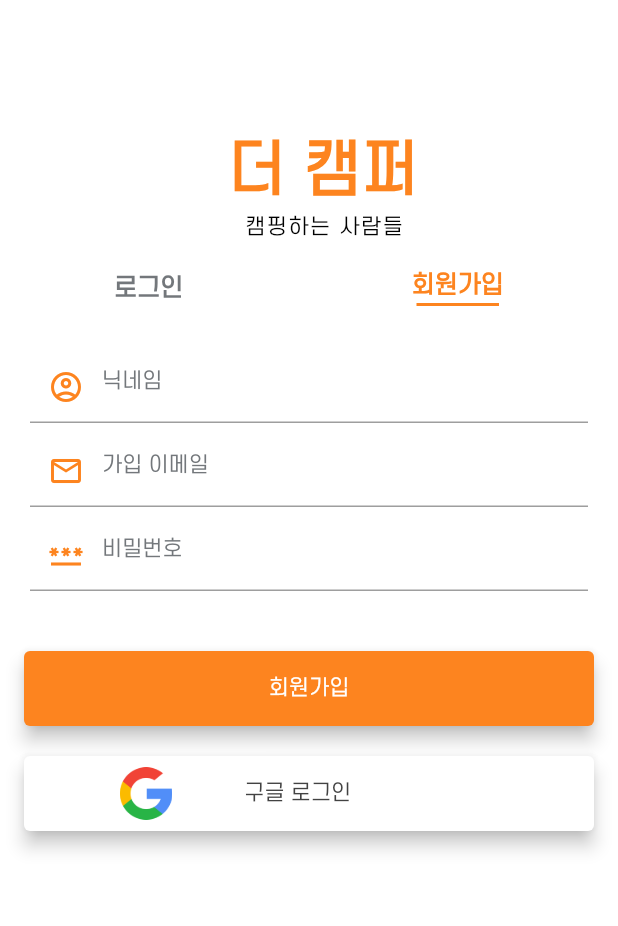
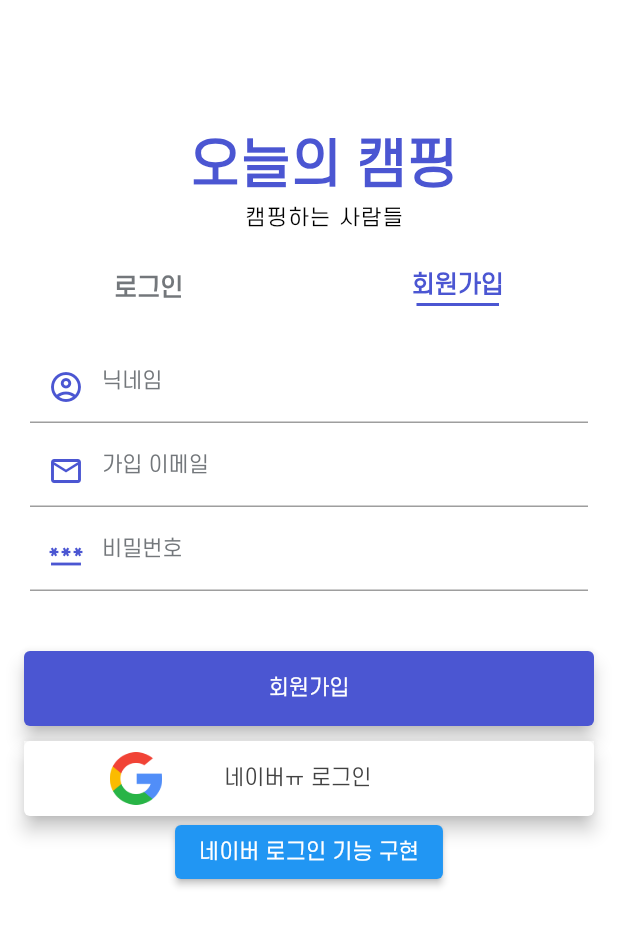
Before and after one commit to Uks98/camp_app, a Flutter app: the ReviewPage screen opened directly with empty values, after a tap on the "close" icon, on a phone screen of 412 x 824 dp. Shown: the top 926 px of the screen. Run offline on Flutter 3.47's test engine with Material 2 defaults, Android fonts, the phone set to English and light mode, and no system bars; our stand-ins replace carousel_slider, cloud_firestore, firebase_auth, firebase_core, firebase_database, firebase_storage and 8 more; missing offline and left inert: dart:ffi, kakao_flutter_sdk_user; accounts and stored records are empty; network calls fail.

Commit message:
카카오 로그인 기능 구현

```diff
--- a/lib/color/color.dart
+++ b/lib/color/color.dart
@@ -2,7 +2,7 @@
 import 'dart:ui';
 
 class ColorBox{
-  static const Color backColor = Color(0xffFD841F);
+  static const Color backColor = Color(0xff4B56D2);
   static const Color textColor = Color(0xff73777B);
   static const Color buttonColor = Color(0xff1D1CE5);
 }
--- a/lib/page/camp_mainPage.dart
+++ b/lib/page/camp_mainPage.dart
@@ -24,9 +24,10 @@ class _MainCampState extends State<MainCamp> {
   WidgetBox _widgetBox = WidgetBox();
   DecorationWidgetBox _decorationWidgetBox = DecorationWidgetBox();
   List<String> categoryIcon = [
-    "lib/asset/caravan.png",
-    "lib/asset/glamping.png",
-    "lib/asset/bonfire.png",
+    "lib/asset/tent.png",
+    "lib/asset/caravan2.png",
+    "lib/asset/bonfire2.png",
+
   ];
   List <String> camp = ["카라반","글램핑","오토캠핑"];
   List <String> recommendLocation = ["#반려견과 함께🐕", "#바다와 함께🌊", "#숲속을 걷자🌳" ];
@@ -65,7 +66,7 @@ class _MainCampState extends State<MainCamp> {
               if(index == 0){
                 return Container(
                   margin: EdgeInsets.only(top: 25,left: 20,bottom: 8),
-                  child: Text("더 캠프🌿",style: TextStyle(fontSize: 30,color: Colors.grey[800],fontWeight: FontWeight.bold),));
+                  child: Text("오늘의 캠핑 🌿",style: TextStyle(fontSize: 30,color: Colors.grey[800],fontWeight: FontWeight.bold),));
               }else if(index == 1){
                 return Container(
                   width: 400,
--- a/lib/page/location_page.dart
+++ b/lib/page/location_page.dart
@@ -94,7 +94,8 @@ class _LocationPageState extends State<LocationPage> {
         );
         _markers[(_count += 1).toString()] = marker;
       }
-    });
+    }
+    );
   }
 
   Set<Circle> circles = Set.from([
--- a/lib/page/login_signup_page.dart
+++ b/lib/page/login_signup_page.dart
@@ -1,3 +1,7 @@
+import 'dart:convert';
+import 'dart:io';
+
+import 'package:camper/login_logic/kakao_login.dart';
 import 'package:cloud_firestore/cloud_firestore.dart';
 import 'package:firebase_auth/firebase_auth.dart';
 import 'package:flutter/material.dart';
@@ -6,6 +10,7 @@ import 'package:modal_progress_hud_nsn/modal_progress_hud_nsn.dart';
 import '../color/color.dart';
 import '../widget/widget_box.dart';
 import 'camp_navigation.dart';
+
 
 class LoginSignupScreen extends StatefulWidget {
   @override
@@ -34,6 +39,7 @@ class _LoginSignupScreenState extends State<LoginSignupScreen> {
   WidgetBox widgetBox = WidgetBox();
 
   final FirebaseAuth auth = FirebaseAuth.instance;
+  KakaoLogin _kakaoLogin = KakaoLogin();
 
   Future<void> signup(BuildContext context) async {
     final GoogleSignIn googleSignIn = GoogleSignIn();
@@ -56,6 +62,7 @@ class _LoginSignupScreenState extends State<LoginSignupScreen> {
       // for go to the HomePage screen
     }
   }
+
 
   @override
   Widget build(BuildContext context) {
@@ -82,10 +89,10 @@ class _LoginSignupScreenState extends State<LoginSignupScreen> {
                     child: Column(
                       crossAxisAlignment: CrossAxisAlignment.center,
                       children: [
-                        Text("더 캠퍼",
+                        Text("오늘의 캠핑",
                           style: TextStyle(color: ColorBox.backColor,
                           fontWeight: FontWeight.bold,
-                          fontSize: 40),),
+                          fontSize: 35),),
                         const SizedBox(
                           height: 5,
                         ),
@@ -355,7 +362,6 @@ class _LoginSignupScreenState extends State<LoginSignupScreen> {
                                   email: userEmail,
                                   password: userPassWord,
                                 );
-
                                 await FirebaseFirestore.instance
                                     .collection("user")
                                     .doc(newUser.user!.uid)
@@ -483,10 +489,11 @@ class _LoginSignupScreenState extends State<LoginSignupScreen> {
                         ),
                       ),
                     ),
-                    SizedBox(height: 20,),
+                    SizedBox(height: 10,),
                     widgetBox.loginContainer(() {
                       signup(context);
-                    }, "구글 로그인", "lib/asset/google_lo.png")
+                    }, "네이버ㅠ 로그인", "lib/asset/google_lo.png"),
+                    ElevatedButton(onPressed: _kakaoLogin.signInWithKakao, child: Text("네이버 로그인 기능 구현"))
                   ],
                 ),
               ),
--- a/lib/page/review_page.dart
+++ b/lib/page/review_page.dart
@@ -207,7 +207,10 @@ class _ReviewPageState extends State<ReviewPage> {
               return Padding(
                 padding: EdgeInsets.only(
                   //키보드 창 위에 표시
-                  bottom: MediaQuery.of(context).viewInsets.bottom,
+                  bottom: MediaQuery
+                      .of(context)
+                      .viewInsets
+                      .bottom,
                 ),
                 child: Container(
                   decoration: BoxDecoration(
@@ -256,7 +259,8 @@ class _ReviewPageState extends State<ReviewPage> {
                             allowHalfRating: true,
                             itemCount: 5,
                             itemPadding: EdgeInsets.symmetric(horizontal: 4.0),
-                            itemBuilder: (context, _) => Icon(
+                            itemBuilder: (context, _) =>
+                                Icon(
                                   Icons.star,
                                   color: Colors.amber,
                                 ),
@@ -281,7 +285,8 @@ class _ReviewPageState extends State<ReviewPage> {
                             allowHalfRating: true,
                             itemCount: 5,
                             itemPadding: EdgeInsets.symmetric(horizontal: 4.0),
-                            itemBuilder: (context, _) => Icon(
+                            itemBuilder: (context, _) =>
+                                Icon(
                                   Icons.star,
                                   color: Colors.amber,
                                 ),
@@ -350,9 +355,9 @@ class _ReviewPageState extends State<ReviewPage> {
       backgroundColor: Colors.white,
       appBar: AppBar(
         actions: [
-          IconButton(onPressed: (){
+          IconButton(onPressed: () {
             Navigator.of(context).pop();
-          }, icon: Icon(Icons.close,color: Colors.grey[800],))
+          }, icon: Icon(Icons.close, color: Colors.grey[800],))
         ],
         automaticallyImplyLeading: false,
         backgroundColor: Colors.white,
@@ -364,41 +369,66 @@ class _ReviewPageState extends State<ReviewPage> {
         ),
       ),
       body: review.isNotEmpty
-          ? ListView.separated(
+          ? Column(
+        children: [
+          Column(
+            children: [
+              Stack(
+                children: [
+                  Container(width: MediaQuery
+                      .of(context)
+                      .size
+                      .width, height: 300, color: Colors.teal,),
+                  Column(
+                    crossAxisAlignment: CrossAxisAlignment.center,
+                    children: [
+                      Text(
+                        "${campData.campName}",
+                        style: TextStyle(fontSize: 18),
+                      ),
+                      //Text(b.toString()),
+                    ],
+                  ),
+                ],
+              ),
+            ],
+          ),
+          Expanded(
+            child: ListView.separated(
                 shrinkWrap: false,
-              itemBuilder: (context, index1){
-              //  int i = 0;
-              //  double b = 0;
-              //  if(b > 5){
-              //    b = 5;
-              //  }else{
-              //    for(final x in review){
-              //      i += index1 + 2;
-              //      b = x.disable1!.floor() + x.disable2!.floor() / i;
-              //    }
-              //  }
-              //  if(index1 == 0){
-              //    double average = returnAverage(review[index1].disable1!.floor(),review[index1].disable1!.floor());
-              //    return Column(
-              //      children: [
-              //        Stack(
-              //          children: [
-              //            Container(width: MediaQuery.of(context).size.width,height: 300,color: Colors.teal,),
-              //            Column(
-              //              crossAxisAlignment: CrossAxisAlignment.center,
-              //              children: [
-              //                Text(
-              //                  "${campData.campName}",
-              //                  style: TextStyle(fontSize: 18),
-              //                ),
-              //                //Text(b.toString()),
-              //              ],
-              //            ),
-              //          ],
-              //        ),
-              //      ],
-              //    );
-              //  }
+                itemBuilder: (context, index1) {
+                  int i = 0;
+                  double b = 0;
+                  if (b > 5) {
+                    b = 5;
+                  } else {
+                    for (final x in review) {
+                      // i += index1 + 2;
+                      b = x.disable1!.floor() + x.disable2!.floor() / i;
+                    }
+                  }
+                  //if(index1 == 1){
+                  //  double average = returnAverage(review[index1].disable1!.floor(),review[index1].disable1!.floor());
+                  //  return Column(
+                  //    children: [
+                  //      Stack(
+                  //        children: [
+                  //          Container(width: MediaQuery.of(context).size.width,height: 300,color: Colors.teal,),
+                  //          Column(
+                  //            crossAxisAlignment: CrossAxisAlignment.center,
+                  //            children: [
+                  //              Text(
+                  //                "${campData.campName}",
+                  //                style: TextStyle(fontSize: 18),
+                  //              ),
+                  //              //Text(b.toString()),
+                  //            ],
+                  //          ),
+                  //        ],
+                  //      ),
+                  //    ],
+                  //  );
+                  //}
                   return GestureDetector(
                     onTap: () {
                       deleteReview(index1);
@@ -452,14 +482,16 @@ class _ReviewPageState extends State<ReviewPage> {
                       ),
                     ),
                   );
-
                 },
                 separatorBuilder: (ctx, idx) {
                   return SizedBox(
                     height: 15,
                   );
                 },
-              itemCount: review.length)
+                itemCount: review.length),
+          ),
+        ],
+      )
           : Center(
         child: Text(
           "아직 리뷰가 없어요! 첫 리뷰를 남겨주세요",
@@ -468,7 +500,8 @@ class _ReviewPageState extends State<ReviewPage> {
       ),
     );
   }
-  double returnAverage(int x,int y){
-    return  (x+y) / 2;
+
+  double returnAverage(int x, int y) {
+    return (x + y) / 2;
   }
 }
--- a/pubspec.yaml
+++ b/pubspec.yaml
@@ -52,6 +52,7 @@ dependencies:
   sliding_up_panel: ^2.0.0
   uuid:
   flutter_rating_bar: ^4.0.1
+  kakao_flutter_sdk_user: ^1.2.1
 dev_dependencies:
   flutter_test:
     sdk: flutter
```
Also changed, not shown: lib/login_logic/kakao_login.dart (added, +32 -0 lines), lib/main.dart (+9 -3 lines), lib/page/community_page.dart (+15 -8 lines), lib/asset/bonfire2.png (added), lib/asset/campfire.png (added), lib/asset/caravan2.png (added), lib/asset/tent.png (added), pubspec.lock, 1 other file. Lines whose indentation alone changed are shown as unchanged.
